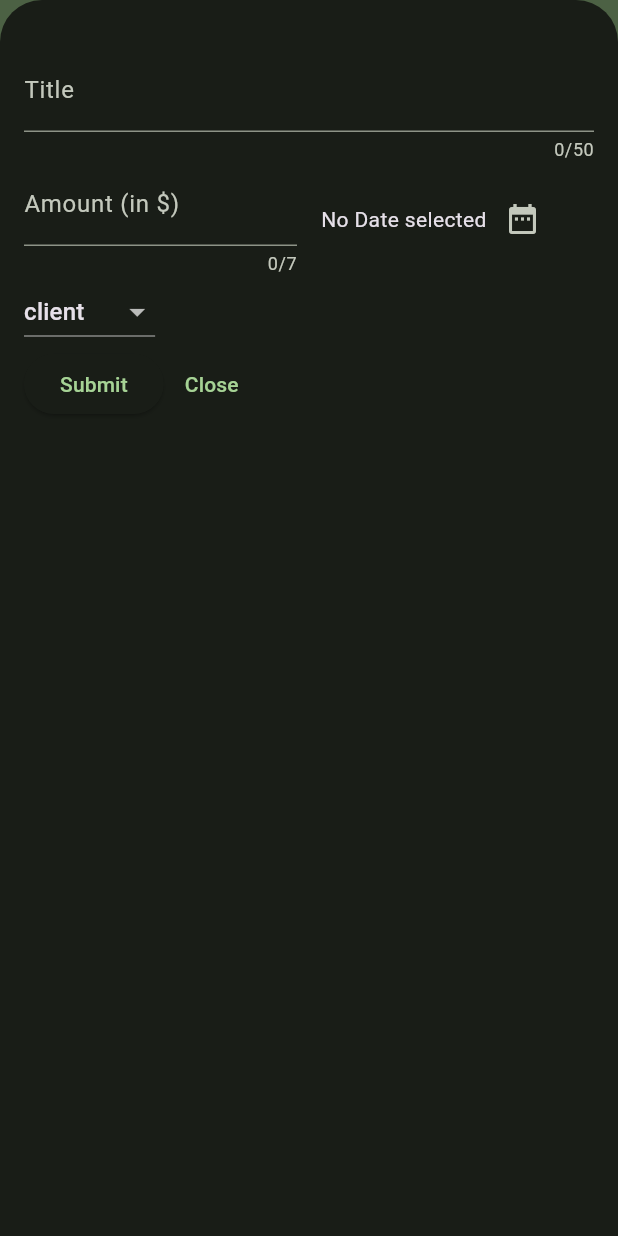
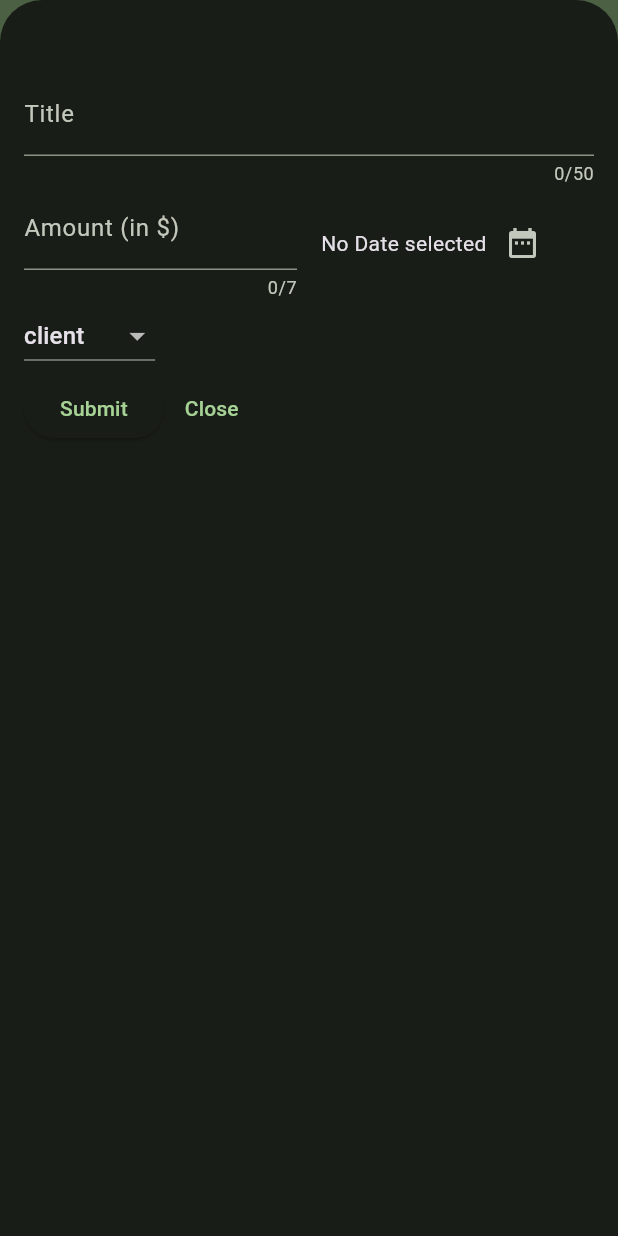
Before and after one commit to kaushalbundel/flutter_expense_tracker, a Flutter app: the screen it shows after launch, after a tap on the "add" icon, on a phone screen of 412 x 824 dp. Run offline on Flutter 3.47's test engine with Material 3 defaults, Android fonts, the phone set to English and light mode, and no system bars; drawn by our look-alikes of fl_chart.

Commit message:
adaptive layout completed

```diff
--- a/lib/widgets/expense/new_expense_modal.dart
+++ b/lib/widgets/expense/new_expense_modal.dart
@@ -34,7 +34,6 @@ class _NewExpenseModalState extends State<NewExpenseModal> {
       context: context,
       firstDate: currentDate,
       lastDate: lastDate,
-
     );
 
     setState(() {
@@ -102,8 +101,22 @@ class _NewExpenseModalState extends State<NewExpenseModal> {
 
   @override
   Widget build(BuildContext context) {
-    return Padding(
-      padding: const EdgeInsetsGeometry.fromLTRB(16.0, 32.0, 16.0, 16.0),
+    // Issue: In Landscape mode the keyboard blocks the view as we enter data in the modal
+    // There needs to be a gap between the modal and the keyboard
+
+    final keyboardPadding = MediaQuery.of(
+      context,
+    ).viewInsets.bottom; // gets the padding from the keyboard
+    return SizedBox(
+      height: double.infinity,
+      child: SingleChildScrollView(
+        child: Padding(
+          padding: EdgeInsetsGeometry.fromLTRB(
+            16.0,
+            48.0,
+            16.0,
+            keyboardPadding + 16.0,
+          ),
           child: Column(
             children: [
               TextField(
@@ -180,6 +193,8 @@ class _NewExpenseModalState extends State<NewExpenseModal> {
               ),
             ],
           ),
+        ),
+      ),
     );
   }
 }
--- a/lib/widgets/expenses.dart
+++ b/lib/widgets/expenses.dart
@@ -98,6 +98,7 @@ class _ExpensesState extends State<Expenses> {
   // method to add an overlay button when the add button is pressed
   void _addBottomModal() {
     showModalBottomSheet(
+      useSafeArea: true,
       isScrollControlled: true,
       context: context,
       builder: (ctx) {
@@ -108,11 +109,16 @@ class _ExpensesState extends State<Expenses> {
 
   @override
   Widget build(BuildContext context) {
+    // Device responsiveness: The placement of the widget should change whenever the device orientation changes
+    // The Column widget which shows the graph and the list of expenses should be changed to a Row
+
+    final width = MediaQuery.sizeOf(context).width;
+
     // adding a default value to the expense screen so that when there are no expenses there are still some details visible
     Widget mainContent = const Center(child: Text("Please add new expenses."));
     // logic for capturing the main content when there are no expense in the expense list (registeredExpenses)
     // if (registeredExpenses.isNotEmpty) {
-    //   mainContent = ExpenseListView(
+    //   mainContent = ExpenseListView (
     //     listExpenses: registeredExpenses,
     //     onRemovalExpense: _expenseRemove,
     //   );
@@ -134,7 +140,8 @@ class _ExpensesState extends State<Expenses> {
     //   ),
     // );
     if (registeredExpenses.isNotEmpty) {
-      mainContent = Column(
+      mainContent = width < 600
+          ? Column(
               children: [
                 Container(
                   height: 250.0,
@@ -142,6 +149,24 @@ class _ExpensesState extends State<Expenses> {
                   child: Chart(expenses: registeredExpenses),
                 ),
                 const SizedBox(height: 20),
+                Expanded(
+                  child: ExpenseListView(
+                    listExpenses: registeredExpenses,
+                    onRemovalExpense: _expenseRemove,
+                  ),
+                ),
+              ],
+            )
+          : Row(
+              children: [
+                Container(
+                  width:
+                      width *
+                      0.6, // the chart should occupy 60% of the screen's width
+                  padding: const EdgeInsets.all(16),
+                  child: Chart(expenses: registeredExpenses),
+                ),
+                const SizedBox(width: 20),
                 Expanded(
                   child: ExpenseListView(
                     listExpenses: registeredExpenses,
```
Also changed, not shown: 1 other file. Lines whose indentation alone changed are shown as unchanged.
